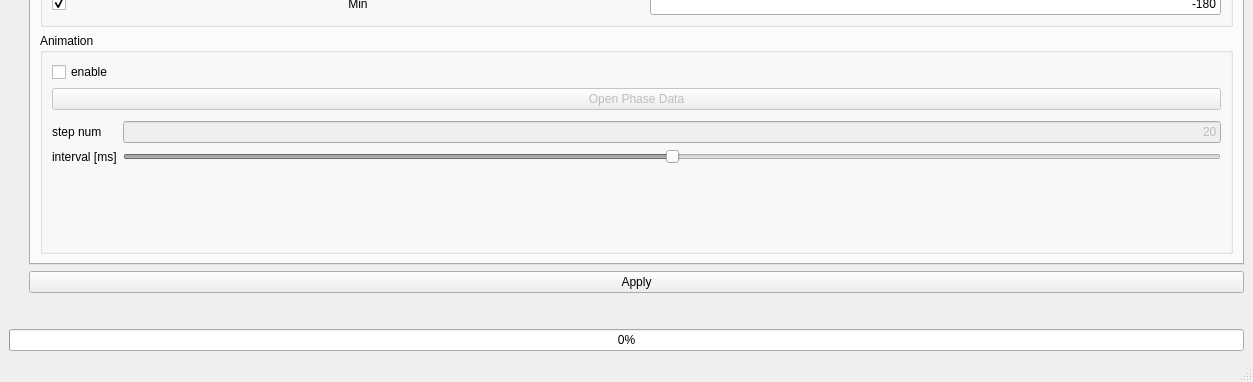
The window that ui/main_window.ui (yn4k4nishi/aemwel_viewer) describes before a commit, drawn with Qt 5; both pictures show x 0 to 1253 and y 321 to 703 of the 1253 by 703 pixel window.
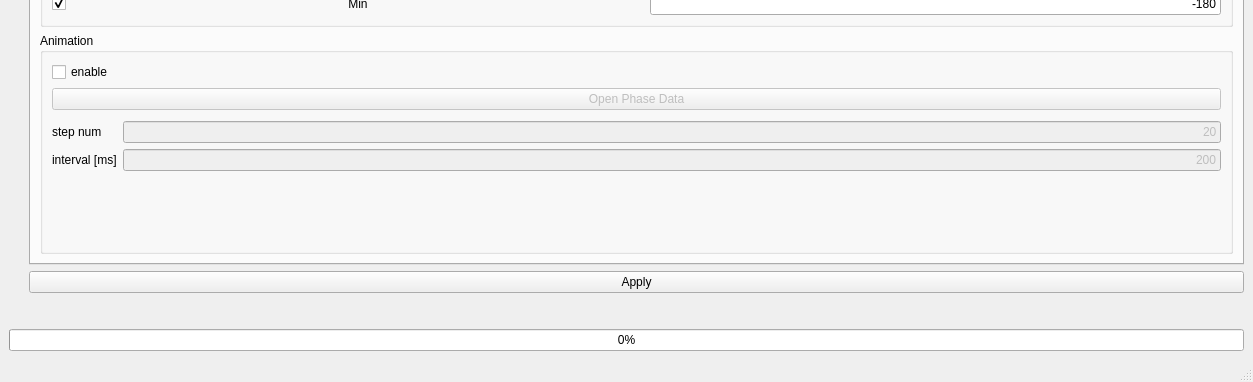
The same window after the commit.

```diff
--- a/ui/main_window.ui
+++ b/ui/main_window.ui
@@ -389,30 +389,15 @@
                   </widget>
                  </item>
                  <item row="1" column="1">
-                  <widget class="QSlider" name="horizontalSlider_speed">
+                  <widget class="QLineEdit" name="lineEdit_interval">
                    <property name="enabled">
                     <bool>false</bool>
                    </property>
-                   <property name="minimum">
-                    <number>100</number>
+                   <property name="text">
+                    <string>200</string>
                    </property>
-                   <property name="maximum">
-                    <number>300</number>
-                   </property>
-                   <property name="singleStep">
-                    <number>10</number>
-                   </property>
-                   <property name="pageStep">
-                    <number>50</number>
-                   </property>
-                   <property name="value">
-                    <number>200</number>
-                   </property>
-                   <property name="sliderPosition">
-                    <number>200</number>
-                   </property>
-                   <property name="orientation">
-                    <enum>Qt::Horizontal</enum>
+                   <property name="alignment">
+                    <set>Qt::AlignRight|Qt::AlignTrailing|Qt::AlignVCenter</set>
                    </property>
                   </widget>
                  </item>
```
